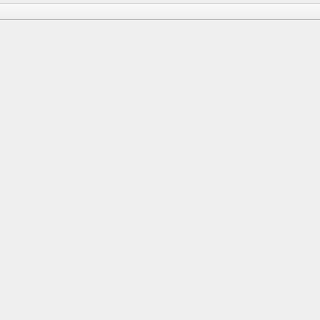
mehdioa/qtmind, file src/mainwindow.ui: the form before one commit; both pictures show x 0 to 320 and y 0 to 320 of the 320 by 560 pixel window.
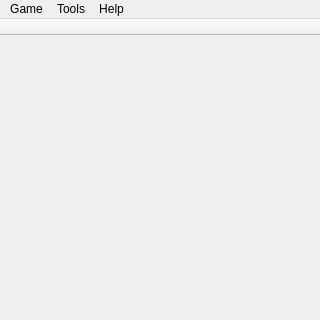
The form after the commit. Icons and pictures are not drawn.

What changed in the file:
```diff
--- a/src/mainwindow.ui
+++ b/src/mainwindow.ui
@@ -25,7 +25,7 @@
    </property>
    <widget class="QMenu" name="menuGame">
     <property name="title">
-     <string notr="true"/>
+     <string notr="true">Game</string>
     </property>
     <addaction name="actionNew"/>
     <addaction name="actionReveal_One_Peg"/>
@@ -34,9 +34,12 @@
     <addaction name="actionQuit"/>
    </widget>
    <widget class="QMenu" name="menuTools">
-    <property name="title">
+    <property name="accessibleName">
      <string notr="true"/>
     </property>
+    <property name="title">
+     <string notr="true">Tools</string>
+    </property>
     <widget class="QMenu" name="menuGameMode">
      <property name="enabled">
       <bool>true</bool>
@@ -64,9 +67,12 @@
     <addaction name="actionOptions"/>
    </widget>
    <widget class="QMenu" name="menuHelp">
-    <property name="title">
+    <property name="accessibleName">
      <string notr="true"/>
     </property>
+    <property name="title">
+     <string notr="true">Help</string>
+    </property>
     <addaction name="actionQtMind_Home_Page"/>
     <addaction name="separator"/>
     <addaction name="actionAbout_QtMind"/>
```
Left out of the diff: 67 changed lines with no effect on the pictures.
